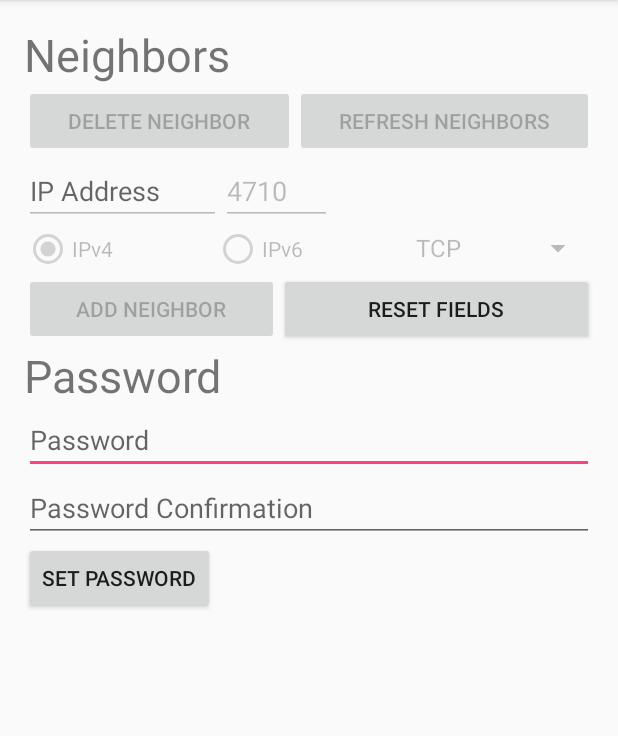
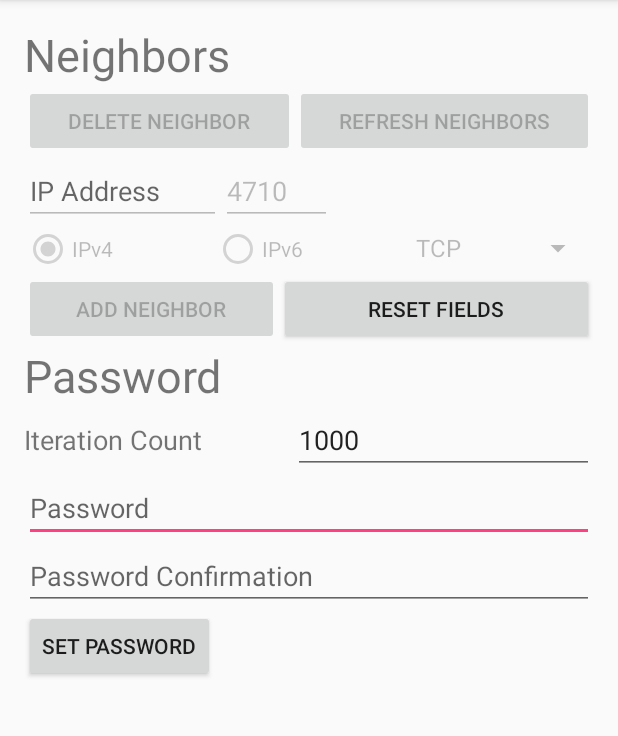
Before and after one commit to textbrowser/smoke, an Android app: the Settings screen opened directly, with no data from a screen before it, on a phone screen of 412 x 824 dp, the part 84-820 px from its top. Run offline under Robolectric (Android 15) with nearby library versions, the phone set to English and light mode, and no system bars.

Commit message:
New Iteration Count widget.

```diff
--- a/Smoke/app/src/main/res/layout/activity_settings.xml
+++ b/Smoke/app/src/main/res/layout/activity_settings.xml
@@ -158,6 +158,28 @@
                     android:id="@+id/Password"
                     android:textSize="30sp" />
 
+                <LinearLayout
+                    android:orientation="horizontal"
+                    android:layout_width="match_parent"
+                    android:layout_height="match_parent">
+
+                    <TextView
+                        android:text="@string/iteration_count"
+                        android:layout_width="179dp"
+                        android:layout_height="wrap_content"
+                        android:id="@+id/textView3"
+                        android:textSize="18sp" />
+
+                    <EditText
+                        android:layout_width="0dp"
+                        android:layout_height="wrap_content"
+                        android:inputType=""
+                        android:ems="10"
+                        android:id="@+id/settings_iteration_count"
+                        android:text="@string/_1000"
+                        android:layout_weight="1" />
+                </LinearLayout>
+
                 <EditText
                     android:layout_width="match_parent"
                     android:layout_height="wrap_content"
--- a/Smoke/app/src/main/res/values/strings.xml
+++ b/Smoke/app/src/main/res/values/strings.xml
@@ -22,4 +22,7 @@
     <string name="authenticate">Authenticate</string>
     <string name="authenticate_authenticate">Authenticate</string>
     <string name="authenticate_password">Password</string>
+    <string name="_1000">1000</string>
+    <string name="password_iteration_count">Iteration Count</string>
+    <string name="iteration_count">Iteration Count</string>
 </resources>
```
Also changed, not shown: Smoke/app/src/main/java/org/purple/smoke/Cryptography.java (+6 -4 lines).
